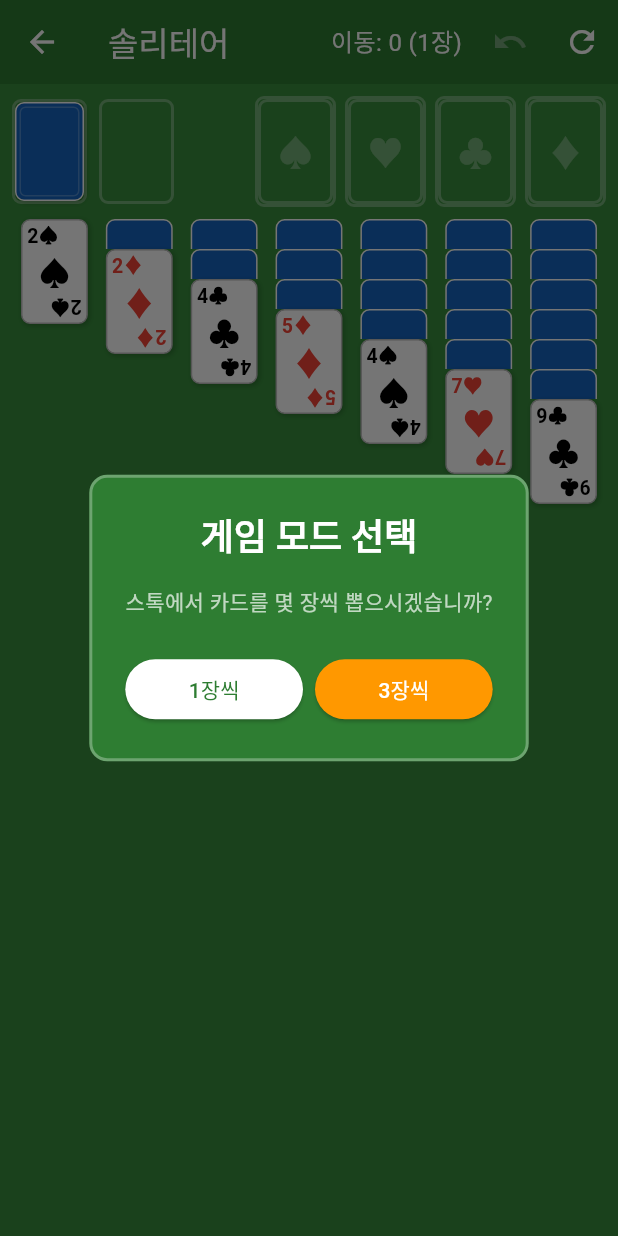
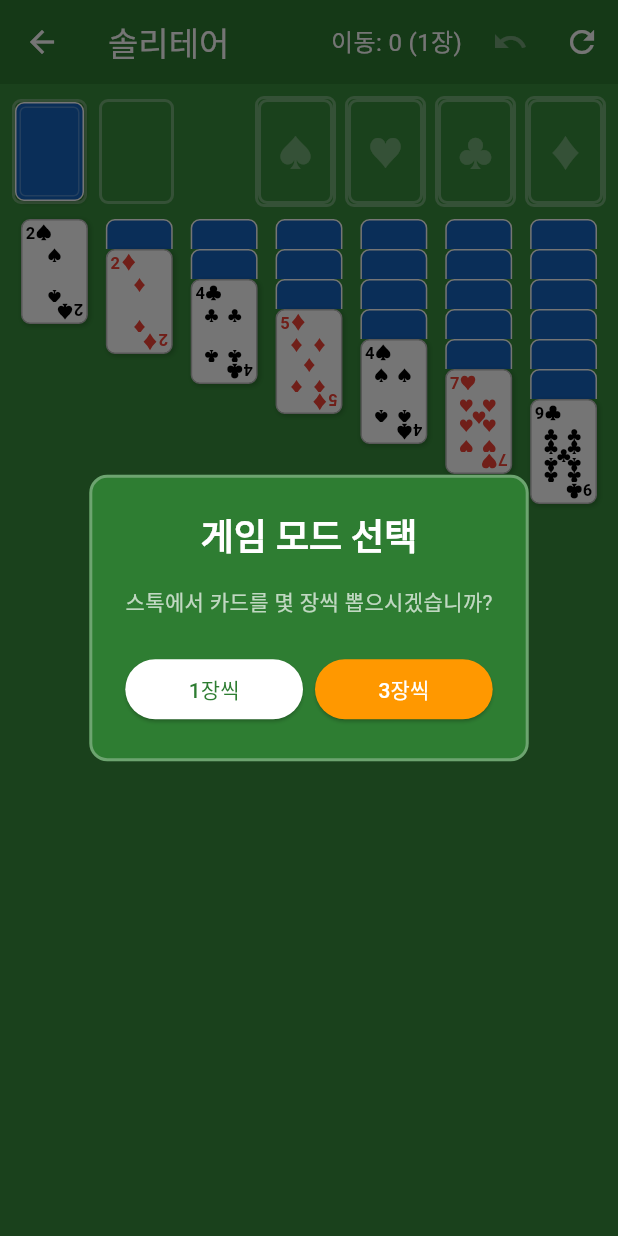
Before and after one commit to mhpark03/games, a Flutter app: the SolitaireScreen screen opened directly, on a phone screen of 412 x 824 dp. Run offline on Flutter 3.47's test engine with Material 3 defaults, Android fonts, the phone set to English and light mode, and no system bars; our stand-ins replace shared_preferences; accounts and stored records are empty.

Commit message:
카드 디자인 개선: 숫자에 맞는 무늬 패턴 표시
- 중앙 큰 무늬 제거
- 2-10: 실제 카드처럼 숫자에 맞는 무늬 배열
- A: 중앙에 큰 무늬 하나
- J, Q, K: 큰 글자로 표시
- 하단 무늬는 뒤집어서 표시 (실제 카드처럼)

```diff
--- a/lib/games/solitaire/solitaire_screen.dart
+++ b/lib/games/solitaire/solitaire_screen.dart
@@ -1331,33 +1331,27 @@ class _SolitaireScreenState extends State<SolitaireScreen> {
               ),
             )
           : Padding(
-              padding: const EdgeInsets.all(3),
+              padding: const EdgeInsets.all(2),
               child: Column(
-                crossAxisAlignment: CrossAxisAlignment.start,
                 children: [
-                  // 상단: 랭크 + 수트
-                  Text(
+                  // 상단: 랭크 + 수트 (왼쪽 정렬)
+                  Align(
+                    alignment: Alignment.topLeft,
+                    child: Text(
                       '${card.rankString}${card.suitString}',
                       style: TextStyle(
                         color: card.suitColor,
-                      fontSize: 13,
+                        fontSize: 11,
                         fontWeight: FontWeight.bold,
                         height: 1.0,
                       ),
                     ),
-                  // 중앙 영역: 큰 수트 심볼
+                  ),
+                  // 중앙 영역: 숫자에 맞는 무늬 배열
                   Expanded(
-                    child: Center(
-                      child: Text(
-                        card.suitString,
-                        style: TextStyle(
-                          color: card.suitColor,
-                          fontSize: 22,
+                    child: _buildPipPattern(card),
                   ),
-                      ),
-                    ),
-                  ),
-                  // 하단: 뒤집힌 랭크 + 수트
+                  // 하단: 뒤집힌 랭크 + 수트 (오른쪽 정렬)
                   Align(
                     alignment: Alignment.bottomRight,
                     child: Transform.rotate(
@@ -1366,7 +1360,7 @@ class _SolitaireScreenState extends State<SolitaireScreen> {
                         '${card.rankString}${card.suitString}',
                         style: TextStyle(
                           color: card.suitColor,
-                          fontSize: 13,
+                          fontSize: 11,
                           fontWeight: FontWeight.bold,
                           height: 1.0,
                         ),
@@ -1378,4 +1372,156 @@ class _SolitaireScreenState extends State<SolitaireScreen> {
             ),
     );
   }
+
+  // 카드 숫자에 맞는 무늬 패턴 생성
+  Widget _buildPipPattern(PlayingCard card) {
+    final suit = card.suitString;
+    final color = card.suitColor;
+    final pipSize = 10.0;
+
+    // J, Q, K는 글자로 표시
+    if (card.rank >= 11 && card.rank <= 13) {
+      return Center(
+        child: Text(
+          card.rankString,
+          style: TextStyle(
+            color: color,
+            fontSize: 20,
+            fontWeight: FontWeight.bold,
+          ),
+        ),
+      );
     }
+
+    // A는 큰 무늬 하나
+    if (card.rank == 1) {
+      return Center(
+        child: Text(
+          suit,
+          style: TextStyle(color: color, fontSize: 18),
+        ),
+      );
+    }
+
+    // 2-10은 패턴으로 표시
+    return LayoutBuilder(
+      builder: (context, constraints) {
+        final positions = _getPipPositions(card.rank, constraints.maxWidth, constraints.maxHeight);
+        return Stack(
+          children: positions.map((pos) {
+            final isInverted = pos['inverted'] == true;
+            return Positioned(
+              left: pos['x'] as double,
+              top: pos['y'] as double,
+              child: isInverted
+                  ? Transform.rotate(
+                      angle: 3.14159,
+                      child: Text(suit, style: TextStyle(color: color, fontSize: pipSize)),
+                    )
+                  : Text(suit, style: TextStyle(color: color, fontSize: pipSize)),
+            );
+          }).toList(),
+        );
+      },
+    );
+  }
+
+  // 카드 숫자별 무늬 위치 계산
+  List<Map<String, dynamic>> _getPipPositions(int rank, double width, double height) {
+    final centerX = (width - 10) / 2;
+    final leftX = width * 0.15;
+    final rightX = width * 0.55;
+
+    final topY = height * 0.05;
+    final midTopY = height * 0.25;
+    final centerY = (height - 10) / 2;
+    final midBottomY = height * 0.55;
+    final bottomY = height * 0.75;
+
+    switch (rank) {
+      case 2:
+        return [
+          {'x': centerX, 'y': topY, 'inverted': false},
+          {'x': centerX, 'y': bottomY, 'inverted': true},
+        ];
+      case 3:
+        return [
+          {'x': centerX, 'y': topY, 'inverted': false},
+          {'x': centerX, 'y': centerY, 'inverted': false},
+          {'x': centerX, 'y': bottomY, 'inverted': true},
+        ];
+      case 4:
+        return [
+          {'x': leftX, 'y': topY, 'inverted': false},
+          {'x': rightX, 'y': topY, 'inverted': false},
+          {'x': leftX, 'y': bottomY, 'inverted': true},
+          {'x': rightX, 'y': bottomY, 'inverted': true},
+        ];
+      case 5:
+        return [
+          {'x': leftX, 'y': topY, 'inverted': false},
+          {'x': rightX, 'y': topY, 'inverted': false},
+          {'x': centerX, 'y': centerY, 'inverted': false},
+          {'x': leftX, 'y': bottomY, 'inverted': true},
+          {'x': rightX, 'y': bottomY, 'inverted': true},
+        ];
+      case 6:
+        return [
+          {'x': leftX, 'y': topY, 'inverted': false},
+          {'x': rightX, 'y': topY, 'inverted': false},
+          {'x': leftX, 'y': centerY, 'inverted': false},
+          {'x': rightX, 'y': centerY, 'inverted': false},
+          {'x': leftX, 'y': bottomY, 'inverted': true},
+          {'x': rightX, 'y': bottomY, 'inverted': true},
+        ];
+      case 7:
+        return [
+          {'x': leftX, 'y': topY, 'inverted': false},
+          {'x': rightX, 'y': topY, 'inverted': false},
+          {'x': centerX, 'y': midTopY, 'inverted': false},
+          {'x': leftX, 'y': centerY, 'inverted': false},
+          {'x': rightX, 'y': centerY, 'inverted': false},
+          {'x': leftX, 'y': bottomY, 'inverted': true},
+          {'x': rightX, 'y': bottomY, 'inverted': true},
+        ];
+      case 8:
+        return [
+          {'x': leftX, 'y': topY, 'inverted': false},
+          {'x': rightX, 'y': topY, 'inverted': false},
+          {'x': centerX, 'y': midTopY, 'inverted': false},
+          {'x': leftX, 'y': centerY, 'inverted': false},
+          {'x': rightX, 'y': centerY, 'inverted': false},
+          {'x': centerX, 'y': midBottomY, 'inverted': true},
+          {'x': leftX, 'y': bottomY, 'inverted': true},
+          {'x': rightX, 'y': bottomY, 'inverted': true},
+        ];
+      case 9:
+        return [
+          {'x': leftX, 'y': topY, 'inverted': false},
+          {'x': rightX, 'y': topY, 'inverted': false},
+          {'x': leftX, 'y': midTopY, 'inverted': false},
+          {'x': rightX, 'y': midTopY, 'inverted': false},
+          {'x': centerX, 'y': centerY, 'inverted': false},
+          {'x': leftX, 'y': midBottomY, 'inverted': true},
+          {'x': rightX, 'y': midBottomY, 'inverted': true},
+          {'x': leftX, 'y': bottomY, 'inverted': true},
+          {'x': rightX, 'y': bottomY, 'inverted': true},
+        ];
+      case 10:
+        return [
+          {'x': leftX, 'y': topY, 'inverted': false},
+          {'x': rightX, 'y': topY, 'inverted': false},
+          {'x': centerX, 'y': topY + (midTopY - topY) / 2, 'inverted': false},
+          {'x': leftX, 'y': midTopY, 'inverted': false},
+          {'x': rightX, 'y': midTopY, 'inverted': false},
+          {'x': leftX, 'y': midBottomY, 'inverted': true},
+          {'x': rightX, 'y': midBottomY, 'inverted': true},
+          {'x': centerX, 'y': midBottomY + (bottomY - midBottomY) / 2, 'inverted': true},
+          {'x': leftX, 'y': bottomY, 'inverted': true},
+          {'x': rightX, 'y': bottomY, 'inverted': true},
+        ];
+      default:
+        return [];
+    }
+  }
+}
```
Lines whose indentation alone changed are shown as unchanged.
